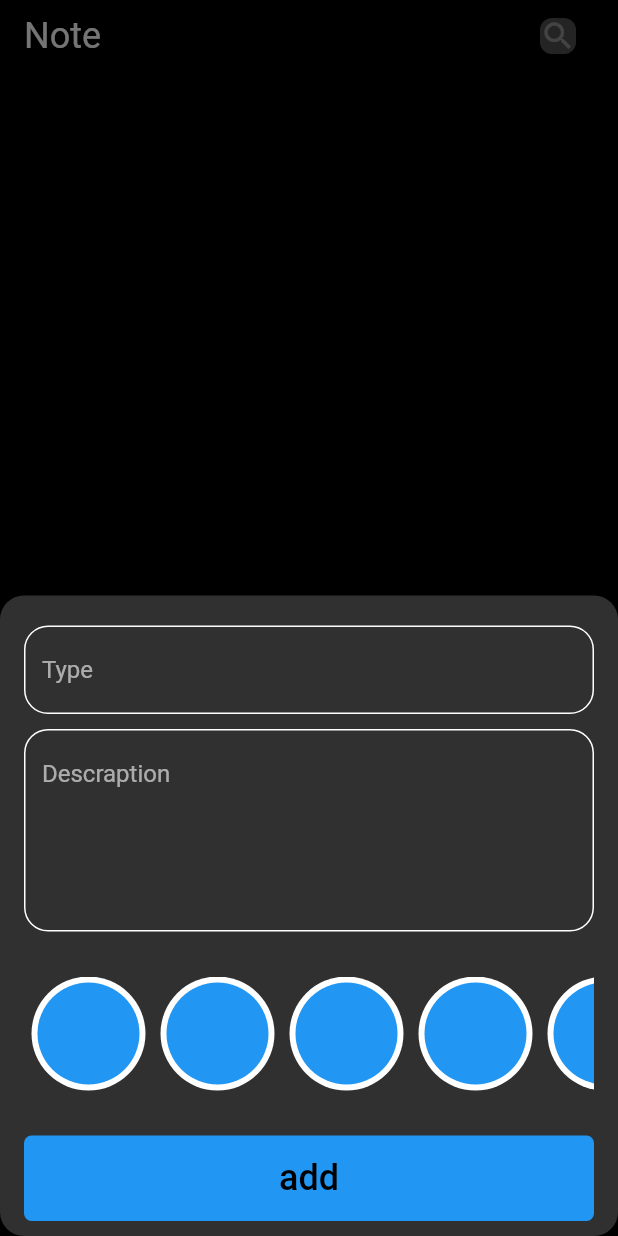
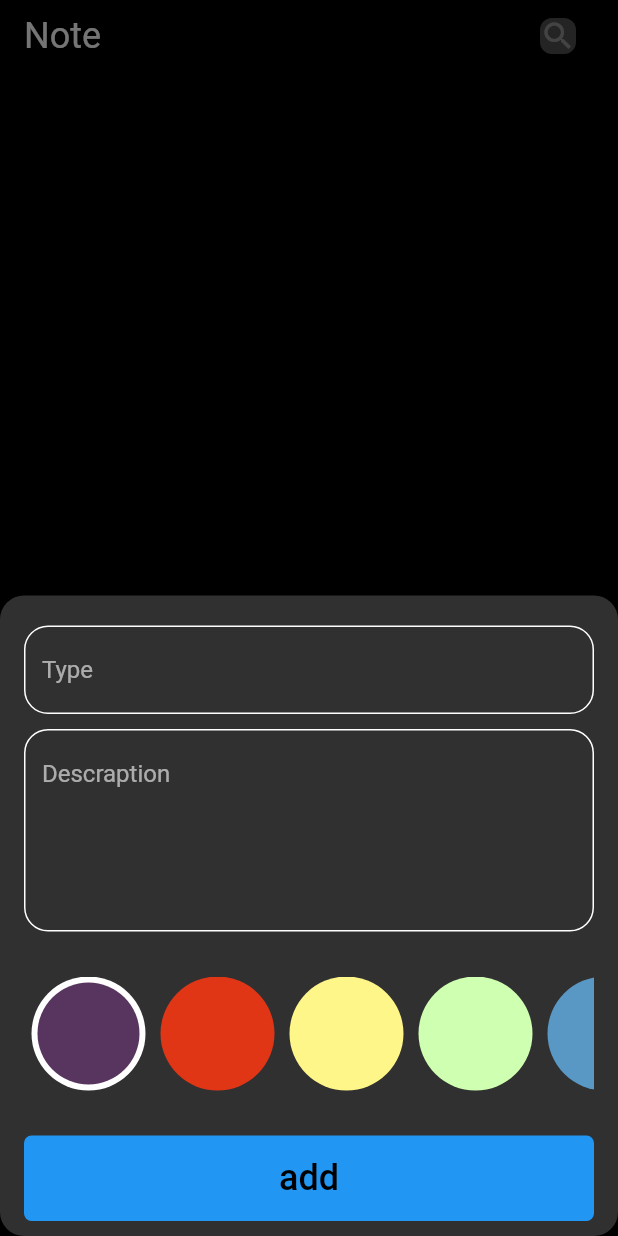
Before and after one commit to MahmoudAhmed121/hive_app, a Flutter app: the screen it shows after launch, after a tap on the "add" icon, on a phone screen of 412 x 824 dp. Run offline on Flutter 3.47's test engine with Material 2 defaults, Android fonts, the phone set to English and light mode, and no system bars; our stand-ins replace conditional_builder_null_safety, flutter_bloc, hive, hive_flutter; accounts and stored records are empty.

Commit message:
create logic color list done

```diff
--- a/lib/views/widgets/add_note_bottom_sheet.dart
+++ b/lib/views/widgets/add_note_bottom_sheet.dart
@@ -5,6 +5,7 @@ import 'package:hive_app/manager/add_cubits/add_cubit.dart';
 import 'package:hive_app/manager/notes/notes_cubit.dart';
 import 'package:hive_app/model/note_model.dart';
 import 'package:hive_app/views/widgets/custom_buttom.dart';
+import 'package:hive_app/views/widgets/custom_list_for_clor.dart';
 import 'package:hive_app/views/widgets/custom_text_form_faild.dart';
 import 'package:intl/intl.dart';
 
@@ -123,40 +124,3 @@ class _NotBottomSheetState extends State<NotBottomSheet> {
     );
   }
 }
-
-class CustomIteamColor extends StatelessWidget {
-  const CustomIteamColor({super.key});
-
-  @override
-  Widget build(BuildContext context) {
-    return CircleAvatar(
-      radius: 38,
-      backgroundColor: Colors.white,
-      child: CircleAvatar(
-        radius: 34,
-        backgroundColor: Colors.blue,
-      ),
-    );
-  }
-}
-
-class CustomListForColor extends StatelessWidget {
-  const CustomListForColor({super.key});
-
-  @override
-  Widget build(BuildContext context) {
-    return SizedBox(
-      height: 38 *2,
-      child: ListView.builder(
-        scrollDirection: Axis.horizontal,
-        itemCount: 5,
-        itemBuilder: (context, index) {
-          return Padding(
-            padding: const EdgeInsets.symmetric(horizontal: 5),
-            child: CustomIteamColor(),
-          );
-        },
-      ),
-    );
-  }
-}
--- /dev/null
+++ b/lib/views/widgets/custom_iteam_color.dart
@@ -0,0 +1,23 @@
+import 'package:flutter/material.dart';
+
+class CustomIteamColor extends StatelessWidget {
+  const CustomIteamColor({super.key, required this.isActive, required this.color});
+
+final bool isActive ;
+final Color color;
+
+  @override
+  Widget build(BuildContext context) {
+    return isActive? CircleAvatar(
+      radius: 38,
+      backgroundColor: Colors.white,
+      child: CircleAvatar(
+        radius: 34,
+        backgroundColor: color,
+      ),
+    ): CircleAvatar(
+      radius: 38,
+      backgroundColor: color,
+    );
+  }
+}
--- /dev/null
+++ b/lib/views/widgets/custom_list_for_clor.dart
@@ -0,0 +1,43 @@
+import 'package:flutter/material.dart';
+import 'package:hive_app/views/widgets/custom_iteam_color.dart';
+
+class CustomListForColor extends StatefulWidget {
+  const CustomListForColor({super.key});
+
+  @override
+  State<CustomListForColor> createState() => _CustomListForColorState();
+}
+
+class _CustomListForColorState extends State<CustomListForColor> {
+  int curentIndex = 0;
+List<Color> myList = [
+  Color(0xff58355E),
+  Color(0xffE03616),
+  Color(0xffFFF689),
+  Color(0xffCFFFB0),
+  Color(0xff5998C5),
+];
+  @override
+  Widget build(BuildContext context) {
+    return SizedBox(
+      height: 38 * 2,
+      child: ListView.builder(
+        scrollDirection: Axis.horizontal,
+        itemCount: myList.length,
+        itemBuilder: (context, index) {
+          return Padding(
+            padding: const EdgeInsets.symmetric(horizontal: 5),
+            child: GestureDetector(
+                onTap: () {
+                  curentIndex = index;
+                  setState(() {});
+                },
+                child: CustomIteamColor(isActive: curentIndex == index,
+                color: myList[index],
+                )),
+          );
+        },
+      ),
+    );
+  }
+}
```
